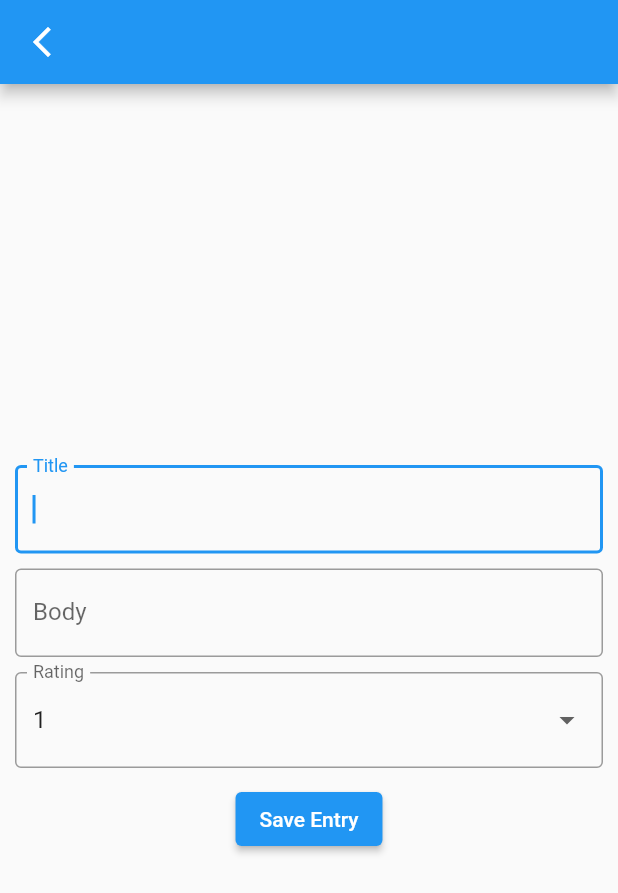
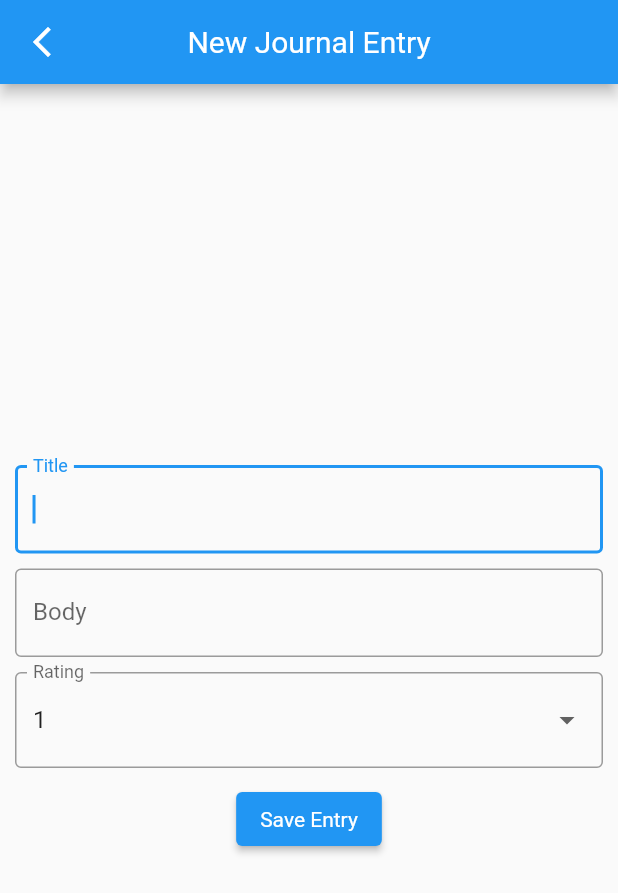
Before and after one commit to nlanners/journal, a Flutter app: the screen it shows after launch, after a tap on the "add" icon, on a phone screen of 412 x 824 dp. Shown: the top 893 px of the screen. Run offline on Flutter 3.47's test engine with Material 2 defaults, Android fonts, the phone set to English and light mode, and no system bars; our stand-ins replace shared_preferences, sqflite; accounts and stored records are empty.

Commit message:
Functionality is done. Need to create adaptability and finish formatting.

```diff
--- a/lib/app.dart
+++ b/lib/app.dart
@@ -3,7 +3,7 @@ import 'package:shared_preferences/shared_preferences.dart';
 
 import 'db/database_manager.dart';
 import 'screens/display_journal.dart';
-import 'screens/new_journal_entry.dart';
+import 'screens/new_journal_entry_form.dart';
 import 'screens/welcome.dart';
 import 'styles.dart';
 
@@ -42,13 +42,21 @@ class MyAppState extends State<MyApp> {
 
         JournalEntryForm.routeName: (context) => const JournalEntryForm(),
 
-        DispalyJournal.routeName: (context) => DispalyJournal(
+        DisplayJournal.routeName: (context) => DisplayJournal(
           switchToDarkMode: switchToDarkMode,
           darkMode: darkMode
         )
       },
-      initialRoute: widget.databaseExists ? DispalyJournal.routeName : Welcome.routeName
+      initialRoute: pickInitialRoute(widget.databaseExists)
     );
+  }
+
+  String pickInitialRoute (bool dbE) {
+    if (dbE) {
+      return DisplayJournal.routeName;
+    } else {
+      return Welcome.routeName;
+    }
   }
 
   void switchToDarkMode() {
--- a/lib/models/journal_entry_dto.dart
+++ b/lib/models/journal_entry_dto.dart
@@ -4,7 +4,7 @@ class JournalEntryDTO {
   String? title;
   String? body;
   int? rating;
-  DateTime? dateTime;
+  String? dateTime;
 
   @override
   String toString() =>
--- a/lib/screens/new_journal_entry.dart
+++ b/lib/screens/new_journal_entry_form.dart
@@ -1,6 +1,8 @@
 import 'package:flutter/material.dart';
+import 'package:intl/intl.dart';
 import '../db/database_manager.dart';
 import '../models/journal_entry_dto.dart';
+import '../screens/display_journal.dart';
 
 
 class JournalEntryForm extends StatefulWidget {
@@ -26,6 +28,8 @@ class _JournalEntryFormState extends State<JournalEntryForm> {
           icon: const Icon(Icons.arrow_back_ios_new),
           onPressed: Navigator.of(context).pop,
         ),
+        title: const Text('New Journal Entry'),
+        centerTitle: true,
       ),
       body: form(context)
     );
@@ -119,7 +123,7 @@ class _JournalEntryFormState extends State<JournalEntryForm> {
 
           debugPrint(journalEntryFields.toString());
 
-          Navigator.pop(context);
+          Navigator.popAndPushNamed(context, DisplayJournal.routeName);
         }
       },
       child: const Text('Save Entry'),
@@ -127,9 +131,7 @@ class _JournalEntryFormState extends State<JournalEntryForm> {
   }
 
   void addDateToJournalEntryFields() {
-    journalEntryFields.dateTime = DateTime.now();
+    journalEntryFields.dateTime = DateFormat('EEEE, MMMM d, y').format(DateTime.now()).toString();
   }
 
-
-
 }
--- a/lib/screens/welcome.dart
+++ b/lib/screens/welcome.dart
@@ -1,5 +1,5 @@
 import 'package:flutter/material.dart';
-import 'package:journal/screens/new_journal_entry.dart';
+import 'package:journal/screens/new_journal_entry_form.dart';
 
 class Welcome extends StatefulWidget {
   const Welcome({
@@ -22,12 +22,11 @@ class _WelcomeState extends State<Welcome> {
   Widget build(BuildContext context) {
     return Scaffold(
       appBar: AppBar(
-        title: const Center(
-          child: Text(Welcome.routeName)
-        )
+        title: const Text(Welcome.routeName),
+        centerTitle: true,
       ),
       endDrawer: settingsDrawer(),
-      body: const Center(child: Text('WELCOME!!!')),
+      body: const Center(child: Icon(Icons.menu_book, size: 100.0)),
       floatingActionButton: FloatingActionButton(
         onPressed: () {
           Navigator.pushNamed(context, JournalEntryForm.routeName);
--- a/lib/styles.dart
+++ b/lib/styles.dart
@@ -2,13 +2,12 @@ import 'package:flutter/material.dart';
 
 class Styles {
 
-  static const _textSizeLarge = 25.0;
+  static const _textSizeLarge = 30.0;
   static const _textSizeDefault = 20.0;
-  static const _textSizeSmall = 12.0;
+  static const _textSizeSmall = 15.0;
   static const Color _textColorDefault = Colors.black;
   static const Color _textColorFaint = Colors.blueGrey;
   static const Color _textColorBright = Colors.white;
-  static const Color _textColorSpecial = Colors.red;
   static const String _fontNameDefault = 'Roboto';
 
   static const navBarTitle = TextStyle(
@@ -36,7 +35,6 @@ class Styles {
     fontFamily: _fontNameDefault,
     fontWeight: FontWeight.normal,
     fontSize: _textSizeDefault,
-    color: _textColorDefault
   );
 
   static const clickText = TextStyle(
@@ -53,39 +51,17 @@ class Styles {
     ]
   );
 
-  static const responseText = TextStyle(
+  static const titleText = TextStyle(
     fontFamily: _fontNameDefault,
     fontWeight: FontWeight.bold,
     fontSize: _textSizeLarge,
-    color: _textColorBright,
-    shadows:[
-      Shadow(
-        color: Colors.black,
-        blurRadius: 5,
-        offset: Offset(2.5, 2)
-      )
-    ]
   );
 
-  static const titleText = TextStyle(
+  static const subtitleText = TextStyle(
     fontFamily: _fontNameDefault,
     fontWeight: FontWeight.bold,
-    fontSize: _textSizeDefault,
-    color: _textColorSpecial,
-    shadows: [
-      Shadow(
-        color: Colors.black,
-        blurRadius: 5,
-        offset: Offset(2.5, 2)
-      )
-    ]
-  );
-
-  static const jobText = TextStyle(
-    fontFamily: _fontNameDefault,
-    fontWeight: FontWeight.normal,
     fontSize: _textSizeSmall,
-    color: _textColorDefault
+    color: _textColorFaint
   );
 
   static ThemeData lightTheme = ThemeData(
```
Also changed, not shown: lib/screens/display_journal.dart (+61 -20 lines), pubspec.yaml (+12 -0 lines), assets/fonts/Roboto-Bold.ttf (added), assets/fonts/Roboto-BoldItalic.ttf (added), assets/fonts/Roboto-Italic.ttf (added), assets/fonts/Roboto-Regular.ttf (added), pubspec.lock.
